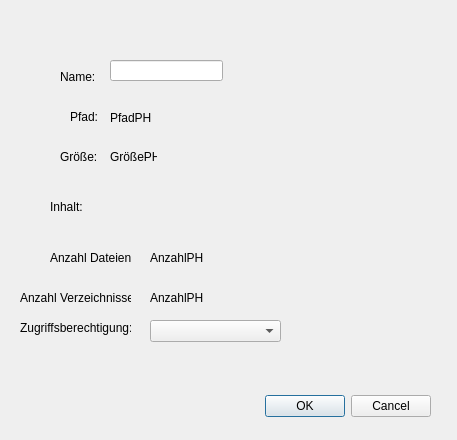
First picture: the form in src/directProperties.ui, repository RaufasertapetenEnjoyer/Betriebssysteme-Projekt, before the edit.
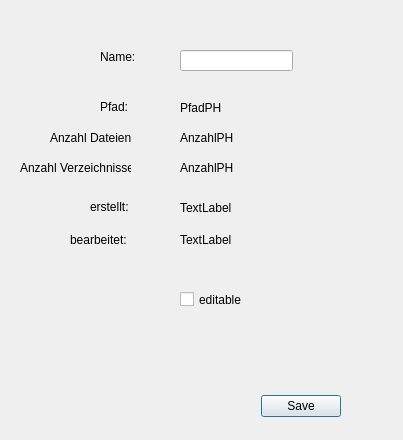
Second picture: the form after the edit.

The edit to the form file:
```diff
--- a/src/directProperties.ui
+++ b/src/directProperties.ui
@@ -6,7 +6,7 @@
    <rect>
     <x>0</x>
     <y>0</y>
-    <width>457</width>
+    <width>403</width>
     <height>440</height>
    </rect>
   </property>
@@ -16,7 +16,7 @@
   <widget class="QDialogButtonBox" name="buttonBox">
    <property name="geometry">
     <rect>
-     <x>90</x>
+     <x>0</x>
      <y>390</y>
      <width>341</width>
      <height>32</height>
@@ -26,14 +26,14 @@
     <enum>Qt::Horizontal</enum>
    </property>
    <property name="standardButtons">
-    <set>QDialogButtonBox::Cancel|QDialogButtonBox::Ok</set>
+    <set>QDialogButtonBox::Save</set>
    </property>
   </widget>
   <widget class="QLabel" name="label">
    <property name="geometry">
     <rect>
-     <x>60</x>
-     <y>70</y>
+     <x>100</x>
+     <y>50</y>
      <width>47</width>
      <height>13</height>
     </rect>
@@ -45,8 +45,8 @@
   <widget class="QLineEdit" name="lineEdit">
    <property name="geometry">
     <rect>
-     <x>110</x>
-     <y>60</y>
+     <x>180</x>
+     <y>50</y>
      <width>113</width>
      <height>21</height>
     </rect>
@@ -55,8 +55,8 @@
   <widget class="QLabel" name="label_2">
    <property name="geometry">
     <rect>
-     <x>70</x>
-     <y>110</y>
+     <x>100</x>
+     <y>100</y>
      <width>47</width>
      <height>13</height>
     </rect>
@@ -65,11 +65,11 @@
     <string>Pfad:</string>
    </property>
   </widget>
-  <widget class="QLabel" name="label_3">
+  <widget class="QLabel" name="path">
    <property name="geometry">
     <rect>
-     <x>110</x>
-     <y>110</y>
+     <x>180</x>
+     <y>100</y>
      <width>121</width>
      <height>16</height>
     </rect>
@@ -78,50 +78,11 @@
     <string>PfadPH</string>
    </property>
   </widget>
-  <widget class="QLabel" name="label_4">
-   <property name="geometry">
-    <rect>
-     <x>60</x>
-     <y>150</y>
-     <width>47</width>
-     <height>13</height>
-    </rect>
-   </property>
-   <property name="text">
-    <string>Größe:</string>
-   </property>
-  </widget>
-  <widget class="QLabel" name="label_5">
-   <property name="geometry">
-    <rect>
-     <x>110</x>
-     <y>150</y>
-     <width>47</width>
-     <height>13</height>
-    </rect>
-   </property>
-   <property name="text">
-    <string>GrößePH</string>
-   </property>
-  </widget>
-  <widget class="QLabel" name="label_6">
-   <property name="geometry">
-    <rect>
-     <x>50</x>
-     <y>200</y>
-     <width>47</width>
-     <height>13</height>
-    </rect>
-   </property>
-   <property name="text">
-    <string>Inhalt:</string>
-   </property>
-  </widget>
   <widget class="QLabel" name="label_7">
    <property name="geometry">
     <rect>
      <x>50</x>
-     <y>250</y>
+     <y>130</y>
      <width>81</width>
      <height>16</height>
     </rect>
@@ -133,8 +94,8 @@
   <widget class="QLabel" name="label_8">
    <property name="geometry">
     <rect>
-     <x>150</x>
-     <y>250</y>
+     <x>180</x>
+     <y>130</y>
      <width>81</width>
      <height>16</height>
     </rect>
@@ -147,7 +108,7 @@
    <property name="geometry">
     <rect>
      <x>20</x>
-     <y>290</y>
+     <y>160</y>
      <width>111</width>
      <height>16</height>
     </rect>
@@ -159,8 +120,8 @@
   <widget class="QLabel" name="label_10">
    <property name="geometry">
     <rect>
-     <x>150</x>
-     <y>290</y>
+     <x>180</x>
+     <y>160</y>
      <width>81</width>
      <height>16</height>
     </rect>
@@ -169,27 +130,69 @@
     <string>AnzahlPH</string>
    </property>
   </widget>
-  <widget class="QLabel" name="label_11">
+  <widget class="QCheckBox" name="checkBox">
    <property name="geometry">
     <rect>
-     <x>20</x>
-     <y>320</y>
-     <width>111</width>
+     <x>180</x>
+     <y>290</y>
+     <width>72</width>
+     <height>19</height>
+    </rect>
+   </property>
+   <property name="text">
+    <string>editable</string>
+   </property>
+  </widget>
+  <widget class="QLabel" name="label_3">
+   <property name="geometry">
+    <rect>
+     <x>90</x>
+     <y>200</y>
+     <width>47</width>
+     <height>13</height>
+    </rect>
+   </property>
+   <property name="text">
+    <string>erstellt:</string>
+   </property>
+  </widget>
+  <widget class="QLabel" name="createdL">
+   <property name="geometry">
+    <rect>
+     <x>180</x>
+     <y>200</y>
+     <width>221</width>
      <height>16</height>
     </rect>
    </property>
    <property name="text">
-    <string>Zugriffsberechtigung:</string>
+    <string>TextLabel</string>
    </property>
   </widget>
-  <widget class="QComboBox" name="comboBox">
+  <widget class="QLabel" name="label_4">
    <property name="geometry">
     <rect>
-     <x>150</x>
-     <y>320</y>
-     <width>131</width>
-     <height>22</height>
+     <x>70</x>
+     <y>230</y>
+     <width>61</width>
+     <height>20</height>
     </rect>
+   </property>
+   <property name="text">
+    <string>bearbeitet:</string>
+   </property>
+  </widget>
+  <widget class="QLabel" name="editedL">
+   <property name="geometry">
+    <rect>
+     <x>180</x>
+     <y>230</y>
+     <width>221</width>
+     <height>20</height>
+    </rect>
+   </property>
+   <property name="text">
+    <string>TextLabel</string>
    </property>
   </widget>
  </widget>
```
Left out of the diff: 6 changed lines with no effect on the pictures.
